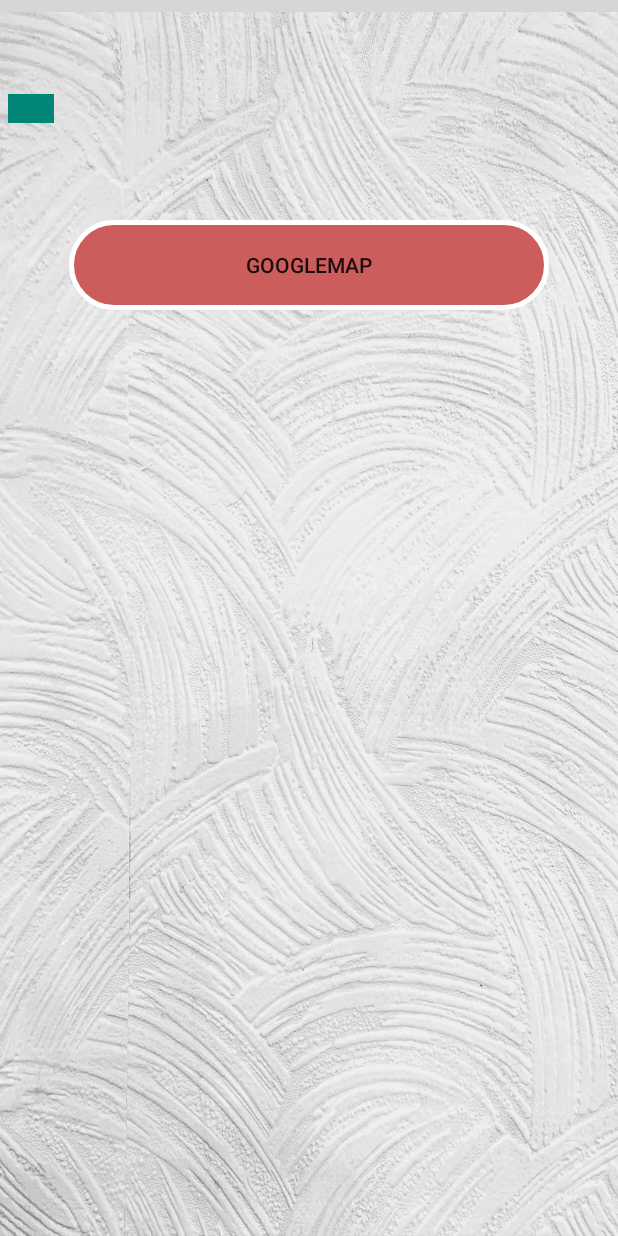
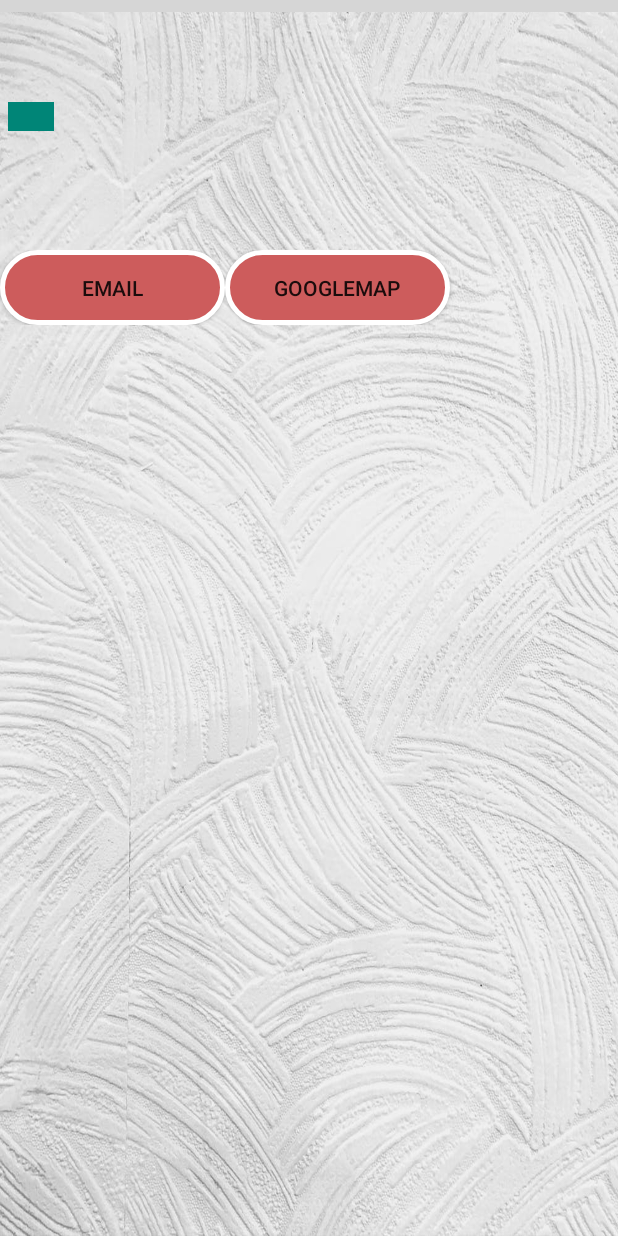
Before and after one commit to subodh270/comp313-002-Team-2-HouseRental, an Android app: the AdvertisementDetailActivity screen opened directly, with no data from a screen before it, on a phone screen of 412 x 824 dp. Run offline under Robolectric (Android 15) with nearby library versions, the phone set to English and light mode, and no system bars; our stand-ins replace Firebase (no records; nobody signed in at launch, a user with empty details on screens opened directly); 1 statement that could not run was skipped; grey boxes are pictures that could not be loaded.

Commit message:
Admin can View Users Admin can View Profile. Admin can Update Profile. User can send email to advertiser directly. UI Fixes

```diff
--- a/app/src/main/AndroidManifest.xml
+++ b/app/src/main/AndroidManifest.xml
@@ -18,7 +18,8 @@
         android:roundIcon="@mipmap/ic_launcher_round"
         android:supportsRtl="true"
         android:theme="@style/AppTheme">
-        <activity android:name=".EditAdvertisementActivity"></activity>
+        <activity android:name=".ViewUsersActivity"></activity>
+        <activity android:name=".EditAdvertisementActivity" />
         <activity android:name=".UserProfileActivity" />
         <activity android:name=".MapActivity" />
 
--- a/app/src/main/java/com/example/houserentals/AdvertisementDetailActivity.java
+++ b/app/src/main/java/com/example/houserentals/AdvertisementDetailActivity.java
@@ -3,6 +3,7 @@ package com.example.houserentals;
 import androidx.appcompat.app.AppCompatActivity;
 
 import android.content.Intent;
+import android.net.Uri;
 import android.os.Bundle;
 import android.view.View;
 import android.widget.Button;
@@ -12,35 +13,91 @@ import android.widget.TextView;
 import android.widget.Toast;
 
 import com.bumptech.glide.Glide;
+import com.google.firebase.database.DataSnapshot;
+import com.google.firebase.database.DatabaseError;
+import com.google.firebase.database.DatabaseReference;
+import com.google.firebase.database.FirebaseDatabase;
+import com.google.firebase.database.ValueEventListener;
 
 public class AdvertisementDetailActivity extends AppCompatActivity {
 
     String address ;
+    String userId ;
+    Advertisement advertisement;
+    User user;
 
     @Override
     protected void onCreate(Bundle savedInstanceState) {
         super.onCreate(savedInstanceState);
         setContentView(R.layout.activity_advertisement_detail);
 
-        TextView textViewTitle = findViewById(R.id.textViewTitle);
-        TextView textViewShortDesc = findViewById(R.id.textViewShortDesc);
-        TextView textViewRating = findViewById(R.id.textViewRating);
-        TextView textViewPrice = findViewById(R.id.textViewPrice);
+        final TextView textViewTitle = findViewById(R.id.textViewTitle);
+        final TextView textViewShortDesc = findViewById(R.id.textViewShortDesc);
+        final TextView textViewRating = findViewById(R.id.textViewRating);
+        final TextView textViewPrice = findViewById(R.id.textViewPrice);
+        final TextView textViewContact = findViewById(R.id.textViewContact);
         ImageView imageView = findViewById(R.id.imageView);
+        Button map_navigation = (Button) findViewById(R.id.button12);
+        Button email = (Button) findViewById(R.id.button25);
 
+
+        final String advId = getIntent().getStringExtra("advId");
+        final DatabaseReference dataAdvertisement =  FirebaseDatabase.getInstance().getReference("uploads").child(advId);
         address = getIntent().getStringExtra("city");
 
-        textViewTitle.setText(getIntent().getStringExtra("title"));
-        textViewShortDesc.setText(getIntent().getStringExtra("description"));
-        textViewRating.setText(getIntent().getStringExtra("city"));
-        textViewPrice.setText(getIntent().getStringExtra("price"));
+        dataAdvertisement.addListenerForSingleValueEvent(new ValueEventListener() {
+
+            @Override
+            public void onDataChange(DataSnapshot dataSnapshot) {
+                advertisement = dataSnapshot.getValue(Advertisement.class);
+            }
+
+            @Override
+            public void onCancelled(DatabaseError databaseError) {
+                throw databaseError.toException();
+            }
+        });
+        String userId = getIntent().getStringExtra("userId");
+        final DatabaseReference dataUser =  FirebaseDatabase.getInstance().getReference("Users").child(userId);
+        dataUser.addListenerForSingleValueEvent(new ValueEventListener() {
+
+            @Override
+            public void onDataChange(DataSnapshot dataSnapshot) {
+                user = dataSnapshot.getValue(User.class);
+                textViewTitle.setText(getIntent().getStringExtra("title"));
+                textViewShortDesc.setText(getIntent().getStringExtra("description"));
+                textViewRating.setText(getIntent().getStringExtra("city"));
+                textViewPrice.setText(getIntent().getStringExtra("price"));
+                textViewContact.setText("Email : " + user.getEmail() + "\nPhone : " + user.getPhone());
+            }
+
+            @Override
+            public void onCancelled(DatabaseError databaseError) {
+                throw databaseError.toException();
+            }
+        });
+        address = getIntent().getStringExtra("city");
+
+//        textViewTitle.setText(getIntent().getStringExtra("title"));
+//        textViewShortDesc.setText(getIntent().getStringExtra("description"));
+//        textViewRating.setText(getIntent().getStringExtra("city"));
+//        textViewPrice.setText(getIntent().getStringExtra("price"));
+//        textViewContact.setText(advertisement.getTitle());
+//        textViewContact.setText(user.getEmail() + ", " + user.getPhone());
 //        textViewTitle.setText(getIntent().getStringExtra("image_url"));
         Glide.with(this)
                 .asBitmap()
                 .load(getIntent().getStringExtra("image_url"))
                 .into(imageView);
 
-        Button map_navigation = (Button) findViewById(R.id.button12);
+
+        email.setOnClickListener(new View.OnClickListener() {
+            public void onClick(View v) {
+
+                String[] addresses = {user.getEmail()};
+                composeEmail(addresses, advertisement.getTitle());
+            }
+        });
 
         map_navigation.setOnClickListener(new View.OnClickListener() {
             public void onClick(View v) {
@@ -53,4 +110,14 @@ public class AdvertisementDetailActivity extends AppCompatActivity {
 
 
     }
+
+    public void composeEmail(String[] addresses, String subject) {
+        Intent intent = new Intent(Intent.ACTION_SENDTO);
+        intent.setData(Uri.parse("mailto:")); // only email apps should handle this
+        intent.putExtra(Intent.EXTRA_EMAIL, addresses);
+        intent.putExtra(Intent.EXTRA_SUBJECT, subject);
+        if (intent.resolveActivity(getPackageManager()) != null) {
+            startActivity(intent);
+        }
+    }
 }
--- a/app/src/main/java/com/example/houserentals/UserWelcomeActivity.java
+++ b/app/src/main/java/com/example/houserentals/UserWelcomeActivity.java
@@ -10,6 +10,7 @@ import android.widget.RadioButton;
 import android.widget.Toast;
 
 import com.google.firebase.auth.FirebaseAuth;
+import com.google.firebase.auth.FirebaseUser;
 
 public class UserWelcomeActivity extends AppCompatActivity {
 
@@ -74,7 +75,6 @@ public class UserWelcomeActivity extends AppCompatActivity {
         profile.setOnClickListener(new View.OnClickListener() {
             public void onClick(View v) {
 
-
                 Intent intent = new Intent(UserWelcomeActivity.this, UserProfileActivity.class);
                 startActivity(intent);
 
--- a/app/src/main/res/layout/activity_admin_welcome.xml
+++ b/app/src/main/res/layout/activity_admin_welcome.xml
@@ -20,6 +20,12 @@
         android:text="View Users" />
 
     <Button
+        android:id="@+id/button24"
+        android:layout_width="match_parent"
+        android:layout_height="wrap_content"
+        android:text="Profile" />
+
+    <Button
         android:id="@+id/button23"
         android:layout_width="match_parent"
         android:layout_height="wrap_content"
--- a/app/src/main/res/layout/activity_advertisement_detail.xml
+++ b/app/src/main/res/layout/activity_advertisement_detail.xml
@@ -41,8 +41,12 @@
         android:layout_marginLeft="5dp"
         android:layout_marginTop="5dp"
         android:layout_toRightOf="@id/imageView"
+        android:fontFamily="serif"
         android:text="13.3 Inch, 256 GB"
-        android:textAppearance="@style/Base.TextAppearance.AppCompat.Small" />
+        android:textAppearance="@style/Base.TextAppearance.AppCompat.Small"
+        android:textColor="@android:color/background_dark"
+        android:textSize="18sp"
+        android:textStyle="bold" />
 
     <TextView
         android:id="@+id/textViewRating"
@@ -71,15 +75,36 @@
         android:textAppearance="@style/Base.TextAppearance.AppCompat.Large"
         android:textStyle="bold" />
 
-    <Button
-        android:id="@+id/button12"
-        android:layout_width="320dp"
-        android:layout_height="60dp"
-        android:layout_gravity="center"
-        android:background="@drawable/button"
-        android:layout_marginTop="30dp"
-        android:drawablePadding="15dp"
-        android:text="GoogleMap"
-        />
+    <TextView
+        android:id="@+id/textViewContact"
+        android:layout_width="match_parent"
+        android:layout_height="wrap_content"
+        android:layout_marginLeft="5dp"
+        android:layout_marginTop="5dp"
+        android:textColor="@color/common_google_signin_btn_text_dark_focused" />
+
+    <LinearLayout
+        android:layout_width="match_parent"
+        android:layout_height="wrap_content"
+        android:layout_marginTop="20dp"
+        android:orientation="horizontal">
+
+        <Button
+            android:id="@+id/button25"
+            android:layout_width="150dp"
+            android:layout_height="50dp"
+
+            android:background="@drawable/button"
+            android:drawablePadding="15dp"
+            android:text="Email" />
+
+        <Button
+            android:id="@+id/button12"
+            android:layout_width="150dp"
+            android:layout_height="50dp"
+            android:background="@drawable/button"
+            android:drawablePadding="15dp"
+            android:text="GoogleMap" />
+    </LinearLayout>
 
 </LinearLayout>
```
Also changed, not shown: app/src/main/java/com/example/houserentals/AdminWelcomeActivity.java (+12 -1 lines), app/src/main/java/com/example/houserentals/UserProfileActivity.java (+7 -1 lines), app/src/main/java/com/example/houserentals/UsersAdapter.java (added, +99 -0 lines), app/src/main/java/com/example/houserentals/ViewUsersActivity.java (added, +91 -0 lines), app/src/main/res/layout/activity_view_users.xml (added, +28 -0 lines), app/src/main/res/layout/layout_users.xml (added, +56 -0 lines).
